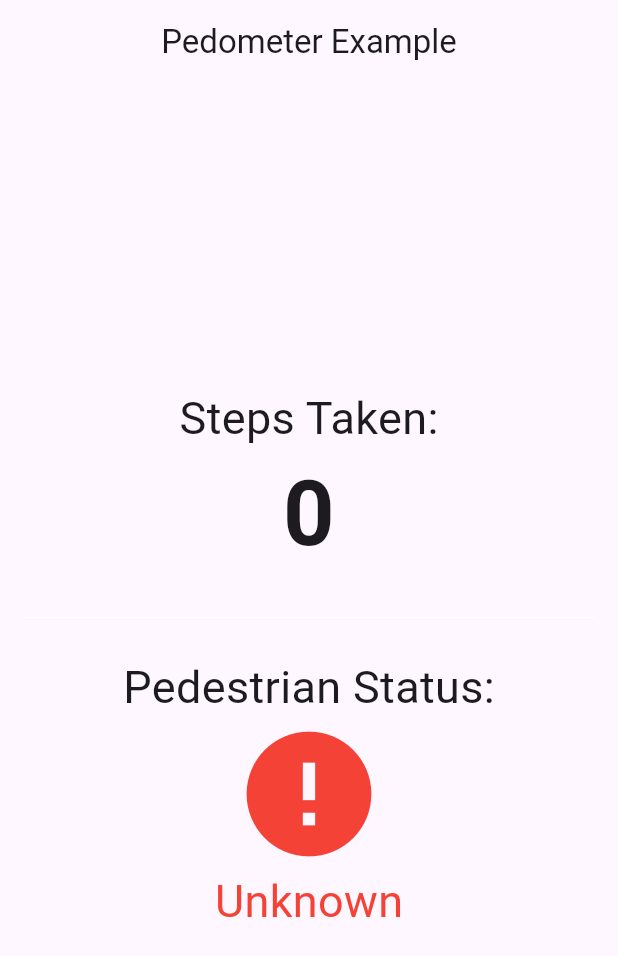
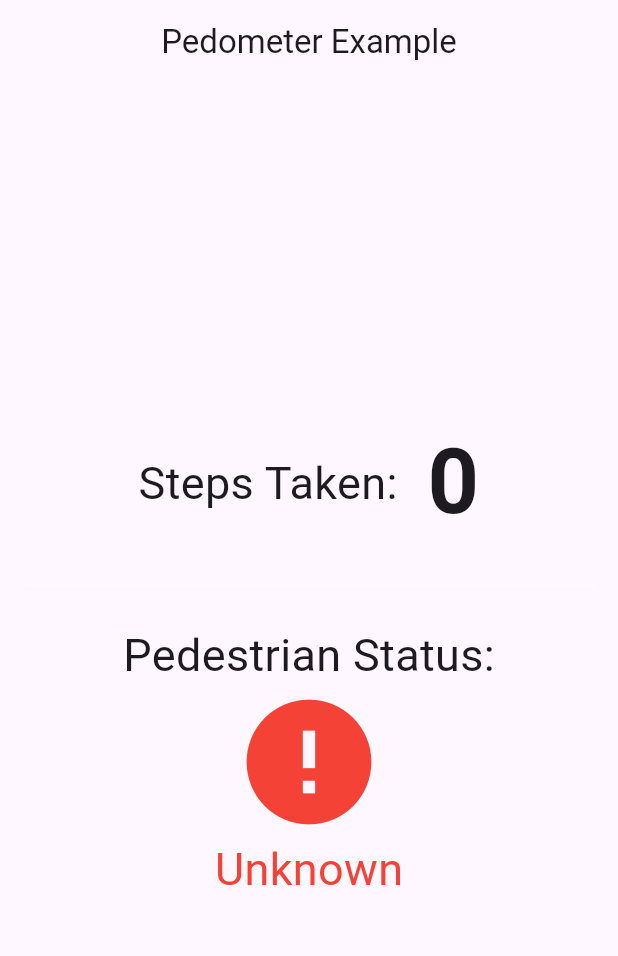
Before and after one commit to sssloba/flutter-movement-tracker, a Flutter app: the screen it shows after launch, on a phone screen of 412 x 824 dp. Shown: the top 956 px of the screen. Run offline on Flutter 3.47's test engine with Material 3 defaults, Android fonts, the light colour scheme and no system bars; our stand-ins replace pedometer, permission_handler.

Commit message:
landscape-mode-overflow-fix

```diff
--- a/lib/main.dart
+++ b/lib/main.dart
@@ -56,8 +56,10 @@ class MovementTrackerAppState extends State<MovementTrackerApp> {
         body: Padding(
           padding: const EdgeInsets.all(16.0),
           child: Center(
-            child: Column(
-              mainAxisAlignment: MainAxisAlignment.center,
+            child: Wrap(
+              alignment: WrapAlignment.center,
+              crossAxisAlignment: WrapCrossAlignment.center,
+              spacing: 20.0,
               children: <Widget>[
                 const Text(
                   'Steps Taken:',
@@ -108,21 +110,8 @@ class MovementTrackerAppState extends State<MovementTrackerApp> {
                         )
                       ],
                     );
-                    }),
-                // StreamBuilder<PedestrianStatus>(
-                //     stream: pedestrianStatusStream.stream,
-                //     builder: (context, snapshot) {
-                //       return Center(
-                //         child: Text(
-                //           snapshot.data?.status ?? 'Unknown',
-                //           style: snapshot.data?.status == 'walking' ||
-                //                   snapshot.data?.status == 'stopped'
-                //               ? const TextStyle(fontSize: 30)
-                //               : const TextStyle(
-                //                   fontSize: 30, color: Colors.red),
-                //         ),
-                //       );
-                //     }),
+                  },
+                ),
               ],
             ),
           ),
```
Lines whose indentation alone changed are shown as unchanged.
